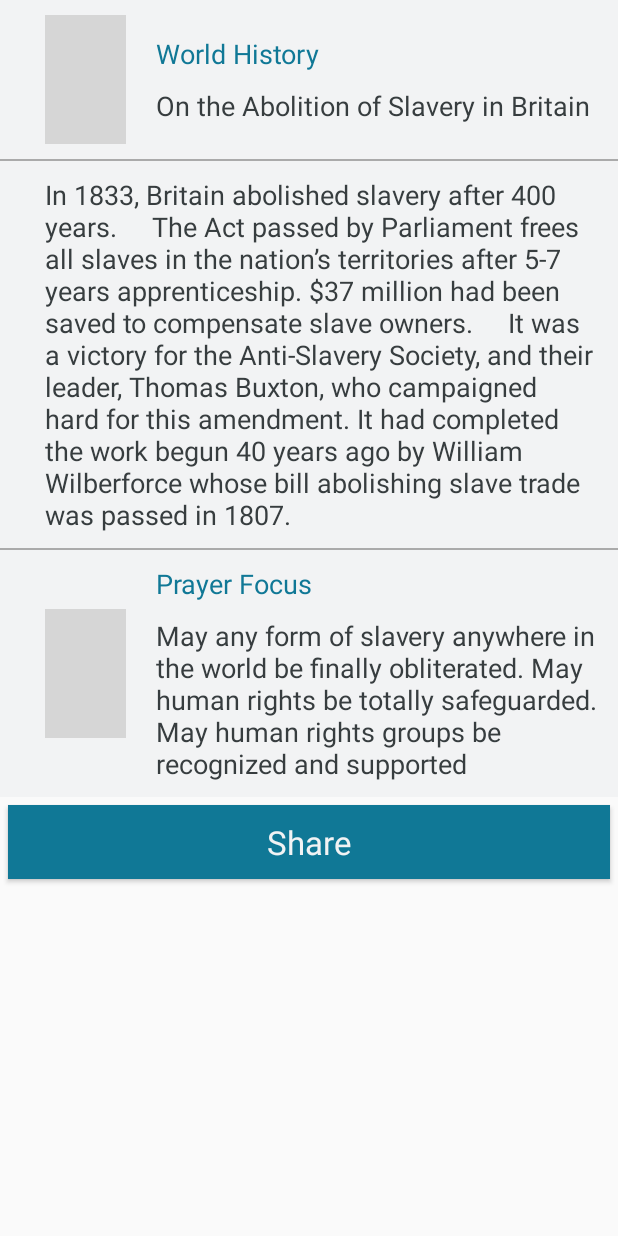
After one commit to jhesed/historic-glimpse, an Android app: the layout entry.xml on its own in the app's theme, with its tools: preview values and no code run, on a phone screen of 412 x 824 dp. The commit adds this screen. Run offline under Robolectric (Android 15) with nearby library versions, the phone set to English and light mode, and no system bars; grey boxes are pictures that could not be loaded.

Commit message:
v1.0: Applied initial layout

```diff
--- /dev/null
+++ b/app/src/main/res/layout/entry.xml
@@ -0,0 +1,245 @@
+<ScrollView xmlns:android="http://schemas.android.com/apk/res/android"
+    android:layout_width="match_parent"
+    android:layout_height="match_parent">
+
+    <LinearLayout
+        android:orientation="vertical"
+        android:layout_width="match_parent"
+        android:layout_height="wrap_content"
+        android:gravity="center_vertical|fill_vertical">
+
+        <!-- WORLD HISTORY TITLE -->
+        <LinearLayout
+            android:orientation="horizontal"
+            android:layout_width="match_parent"
+            android:layout_height="wrap_content"
+            android:background="@color/colorTextBackground"
+            android:weightSum="1"
+            android:padding="10dp"
+            android:gravity="center"
+            android:layout_gravity="center">
+
+            <LinearLayout
+                android:orientation="horizontal"
+                android:layout_width="match_parent"
+                android:layout_height="wrap_content"
+                android:background="@color/colorTextBackground"
+                android:gravity="center"
+                android:layout_weight=".20">
+
+                <!--TITLES-->
+
+                <LinearLayout
+                    android:orientation="vertical"
+                    android:layout_width="wrap_content"
+                    android:layout_height="wrap_content"
+                    android:background="@color/colorTextBackground"
+                    android:gravity="center"
+                    android:layout_marginLeft="20dp">
+
+
+                    <ImageView
+                        android:layout_width="54dp"
+                        android:layout_height="86dp"
+                        android:id="@+id/ic_world_history"
+                        android:src="@mipmap/ic_note" />
+
+                </LinearLayout>
+
+                <!--DYNAMIC VALUES-->
+
+                <LinearLayout
+                    android:orientation="horizontal"
+                    android:layout_width="wrap_content"
+                    android:layout_height="wrap_content"
+                    android:background="@color/colorTextBackground"
+                    android:layout_weight=".8"
+                    android:layout_marginLeft="20dp">
+
+                    <LinearLayout
+                        android:orientation="vertical"
+                        android:layout_width="wrap_content"
+                        android:layout_height="wrap_content"
+                        android:background="@color/colorTextBackground"
+                        android:weightSum="1">
+
+                        <TextView
+                            android:layout_width="wrap_content"
+                            android:layout_height="wrap_content"
+                            android:text="World History"
+                            android:textAppearance="?android:attr/textAppearanceMedium"
+                            android:textColor="@color/colorPrimary"
+                            android:paddingBottom="10dp"/>
+
+                        <TextView
+                            android:layout_width="wrap_content"
+                            android:layout_height="wrap_content"
+                            android:textAppearance="?android:attr/textAppearanceMedium"
+                            android:text="On the Abolition of Slavery in Britain"
+                            android:textColor="@color/colorTextEmphasis"
+                            android:id="@+id/content"/>
+
+                    </LinearLayout>
+                </LinearLayout>
+            </LinearLayout>
+        </LinearLayout>
+
+        <!--DIVIDER-->
+        <View
+            android:layout_width="match_parent"
+            android:layout_height="1dp"
+            android:background="@android:color/darker_gray"/>
+
+        <!-- WORLD HISTORY CONTENT -->
+        <LinearLayout
+            android:orientation="horizontal"
+            android:layout_width="match_parent"
+            android:layout_height="wrap_content"
+            android:background="@color/colorTextBackground"
+            android:weightSum="1"
+            android:padding="10dp"
+            android:gravity="center"
+            android:layout_gravity="center">
+
+            <LinearLayout
+                android:orientation="horizontal"
+                android:layout_width="match_parent"
+                android:layout_height="wrap_content"
+                android:background="@color/colorTextBackground"
+                android:gravity="center"
+                android:layout_weight=".20">
+
+                <!--DYNAMIC VALUES-->
+
+                <LinearLayout
+                    android:orientation="horizontal"
+                    android:layout_width="wrap_content"
+                    android:layout_height="wrap_content"
+                    android:background="@color/colorTextBackground"
+                    android:layout_weight=".80"
+                    android:layout_marginLeft="20dp">
+
+                    <LinearLayout
+                        android:orientation="vertical"
+                        android:layout_width="wrap_content"
+                        android:layout_height="wrap_content"
+                        android:background="@color/colorTextBackground"
+                        android:weightSum="1">
+
+                        <TextView
+                            android:layout_width="wrap_content"
+                            android:layout_height="wrap_content"
+                            android:text="In 1833, Britain abolished slavery after 400 years.
+    The Act passed by Parliament frees all slaves in the nation’s territories after 5-7 years apprenticeship. $37 million had been saved to compensate slave owners.
+    It was a victory for the Anti-Slavery Society, and their leader, Thomas Buxton, who campaigned hard for this amendment. It had completed the work begun 40 years ago by William Wilberforce whose bill abolishing slave trade was passed in 1807.
+    "
+                            android:textAppearance="?android:attr/textAppearanceMedium"
+                            android:textColor="@color/colorTextEmphasis"/>
+
+                    </LinearLayout>
+                </LinearLayout>
+            </LinearLayout>
+        </LinearLayout>
+
+        <!--DIVIDER-->
+        <View
+            android:layout_width="match_parent"
+            android:layout_height="1dp"
+            android:background="@android:color/darker_gray"/>
+
+        <!-- PRAYER FOCUS -->
+        <LinearLayout
+            android:orientation="horizontal"
+            android:layout_width="match_parent"
+            android:layout_height="wrap_content"
+            android:background="@color/colorTextBackground"
+            android:weightSum="1"
+            android:padding="10dp"
+            android:gravity="center"
+            android:layout_gravity="center">
+
+            <LinearLayout
+                android:orientation="horizontal"
+                android:layout_width="match_parent"
+                android:layout_height="wrap_content"
+                android:background="@color/colorTextBackground"
+                android:gravity="center"
+                android:layout_weight=".20">
+
+                <!--TITLES-->
+
+                <LinearLayout
+                    android:orientation="vertical"
+                    android:layout_width="wrap_content"
+                    android:layout_height="wrap_content"
+                    android:background="@color/colorTextBackground"
+                    android:gravity="center"
+                    android:layout_marginLeft="20dp">
+
+
+                    <ImageView
+                        android:layout_width="54dp"
+                        android:layout_height="86dp"
+                        android:id="@+id/ic_world_focus_prayer_focus"
+                        android:src="@mipmap/ic_pray" />
+
+                </LinearLayout>
+
+                <!--DYNAMIC VALUES-->
+
+                <LinearLayout
+                    android:orientation="horizontal"
+                    android:layout_width="wrap_content"
+                    android:layout_height="wrap_content"
+                    android:background="@color/colorTextBackground"
+                    android:layout_weight=".8"
+                    android:layout_marginLeft="20dp">
+
+                    <LinearLayout
+                        android:orientation="vertical"
+                        android:layout_width="wrap_content"
+                        android:layout_height="wrap_content"
+                        android:background="@color/colorTextBackground"
+                        android:weightSum="1">
+
+                        <TextView
+                            android:layout_width="wrap_content"
+                            android:layout_height="wrap_content"
+                            android:text="Prayer Focus"
+                            android:textAppearance="?android:attr/textAppearanceMedium"
+                            android:textColor="@color/colorPrimary"
+                            android:paddingBottom="10dp"/>
+
+                        <TextView
+                            android:layout_width="wrap_content"
+                            android:layout_height="wrap_content"
+                            android:textAppearance="?android:attr/textAppearanceMedium"
+                            android:text="May any form of slavery anywhere in the world be finally obliterated. May human rights be totally safeguarded. May human rights groups be recognized and supported"
+                            android:textColor="@color/colorTextEmphasis"
+                            android:id="@+id/content_prayer_focus"/>
+
+                    </LinearLayout>
+                </LinearLayout>
+            </LinearLayout>
+        </LinearLayout>
+
+        <!-- SHARE -->
+        <LinearLayout
+            android:layout_width="match_parent"
+            android:layout_height="wrap_content">
+
+            <Button
+                android:layout_width="match_parent"
+                android:layout_height="wrap_content"
+                android:text="Share"
+                android:background="@color/colorBackground"
+                android:textColor="@color/colorTextBackground"
+                android:textAppearance="?android:attr/textAppearanceLarge"
+                android:id="@+id/dialogOk"
+                android:padding="10dp"
+                android:layout_margin="5dp"/>
+
+        </LinearLayout>
+
+    </LinearLayout>
+</ScrollView>
--- a/app/src/main/res/menu/navigation.xml
+++ b/app/src/main/res/menu/navigation.xml
@@ -4,16 +4,19 @@
     <item
         android:id="@+id/navigation_today"
         android:icon="@android:drawable/ic_menu_today"
-        android:title="@string/title_today" />
+        android:title="@string/title_today"
+        android:tint="@android:color/black"/>
 
     <item
         android:id="@+id/navigation_month"
         android:icon="@android:drawable/ic_menu_my_calendar"
-        android:title="@string/title_month" />
+        android:title="@string/title_month"
+        android:tint="@android:color/black"/>
 
     <item
         android:id="@+id/navigation_about"
         android:icon="@android:drawable/ic_menu_info_details"
-        android:title="@string/title_about" />
+        android:title="@string/title_about"
+        android:tint="@android:color/black"/>
 
 </menu>
--- a/app/src/main/res/values/colors.xml
+++ b/app/src/main/res/values/colors.xml
@@ -1,6 +1,11 @@
 <?xml version="1.0" encoding="utf-8"?>
 <resources>
-    <color name="colorPrimary">#3F51B5</color>
-    <color name="colorPrimaryDark">#303F9F</color>
-    <color name="colorAccent">#FF4081</color>
+    <color name="colorPrimary">#107896</color>
+    <color name="colorPrimaryDark">#107896</color>
+    <color name="colorAccent">#F2F3F4</color>
+
+    <color name="colorTextBackground">#F2F3F4</color>
+    <color name="colorTextEmphasis">#373D3F</color>
+    <color name="colorBackground">#107896</color>
+    <color name="colorAlert">#b22222</color>
 </resources>
--- a/build.gradle
+++ b/build.gradle
@@ -4,6 +4,8 @@ buildscript {
     repositories {
         jcenter()
     }
+
+
     dependencies {
         classpath 'com.android.tools.build:gradle:2.3.3'
 
```
